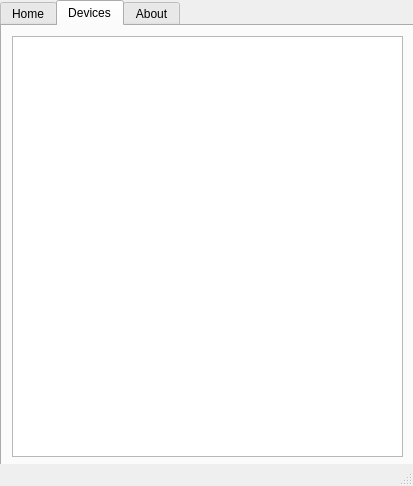
Old version of the form 03_SW/01_PC_App/BTL.ui in the repository HuuNgan/embedded_CAN.
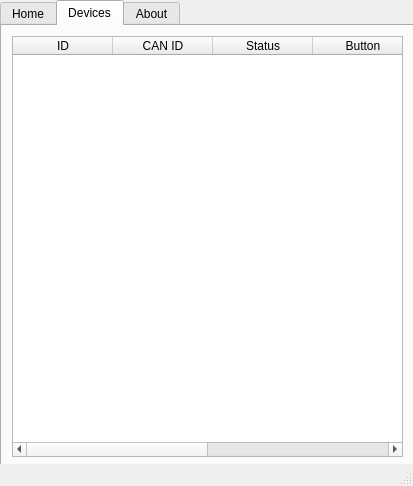
New version of the form. The open tabs and pages were chosen to show the change. Icons and pictures are not drawn.

What changed in the file:
```diff
--- a/03_SW/01_PC_App/BTL.ui
+++ b/03_SW/01_PC_App/BTL.ui
@@ -518,6 +518,36 @@
         <height>421</height>
        </rect>
       </property>
+      <column>
+       <property name="text">
+        <string>ID</string>
+       </property>
+      </column>
+      <column>
+       <property name="text">
+        <string>CAN ID</string>
+       </property>
+      </column>
+      <column>
+       <property name="text">
+        <string>Status</string>
+       </property>
+      </column>
+      <column>
+       <property name="text">
+        <string>Button</string>
+       </property>
+      </column>
+      <column>
+       <property name="text">
+        <string>Mode</string>
+       </property>
+      </column>
+      <column>
+       <property name="text">
+        <string>Led</string>
+       </property>
+      </column>
      </widget>
     </widget>
     <widget class="QWidget" name="about_tab">
```
